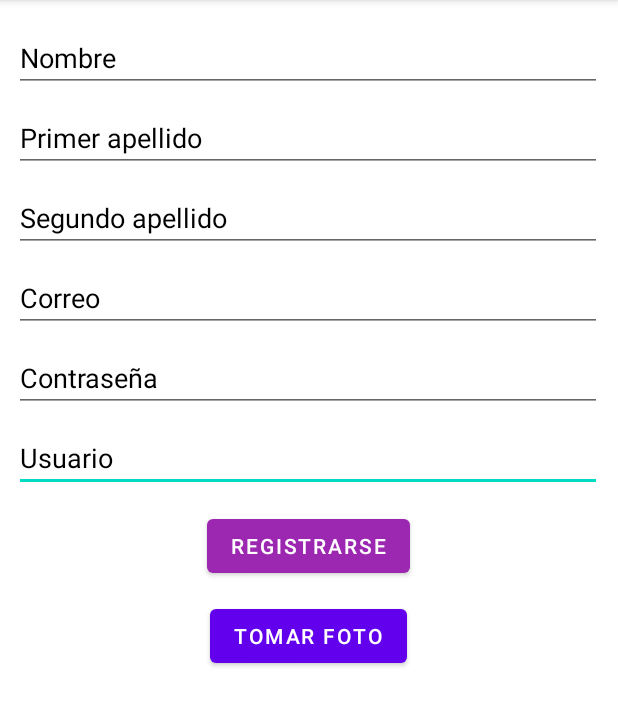
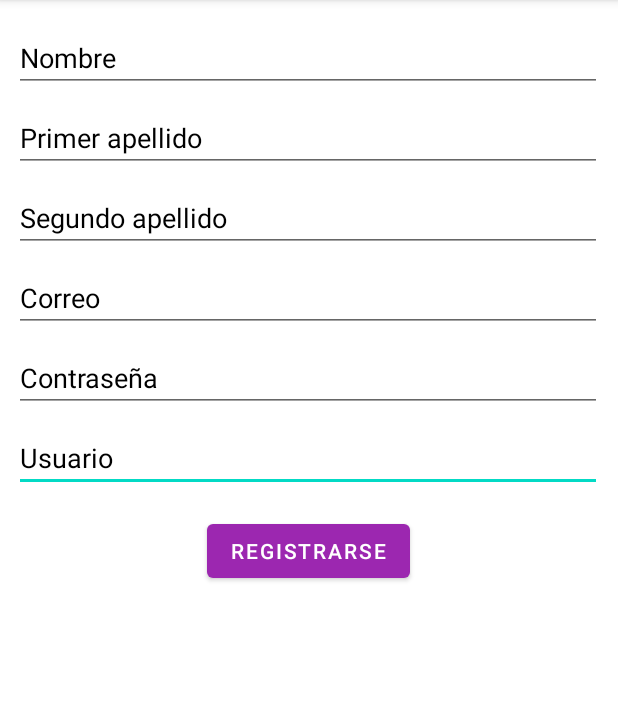
Before and after one commit to joselewis/ProyectoKotlin, an Android app: the RegistrarUsuario screen opened directly, with no data from a screen before it, on a phone screen of 412 x 824 dp, the part 84-810 px from its top. Run offline under Robolectric (Android 15) with nearby library versions, the phone set to English and light mode, and no system bars; our stand-ins replace Firebase (no records; nobody signed in at launch, a user with empty details on screens opened directly).

```diff
--- a/app/build.gradle
+++ b/app/build.gradle
@@ -38,7 +38,7 @@ android {
 }
 
 dependencies {
-    implementation 'com.google.firebase:firebase-database:19.2.1'
+    implementation 'com.google.firebase:firebase-database:20.0.1'
     implementation 'com.google.firebase:firebase-auth-ktx:21.0.1'
 
 
@@ -82,5 +82,4 @@ dependencies {
     implementation 'de.hdodenhof:circleimageview:3.1.0'
     implementation 'com.github.bumptech.glide:glide:4.12.0'
     annotationProcessor 'com.github.bumptech.glide:compiler:4.12.0'
-
 }
--- a/app/src/main/AndroidManifest.xml
+++ b/app/src/main/AndroidManifest.xml
@@ -3,6 +3,7 @@
     package="com.example.pruebateatro">
 
     <uses-permission android:name="android.permission.INTERNET" />
+
     <application
         android:allowBackup="true"
         android:icon="@mipmap/ic_launcher"
--- a/app/src/main/java/com/example/pruebateatro/RegistrarUsuario.kt
+++ b/app/src/main/java/com/example/pruebateatro/RegistrarUsuario.kt
@@ -4,24 +4,19 @@ import android.app.Application
 import android.content.Context
 import android.content.Intent
 import android.content.SharedPreferences
-import android.location.LocationManager
-import android.net.Uri
 import android.os.Bundle
 import android.text.TextUtils
-import android.util.Log
 import android.view.View
 import android.widget.EditText
 import android.widget.ProgressBar
 import android.widget.Toast
-import androidx.appcompat.app.AlertDialog
 import androidx.appcompat.app.AppCompatActivity
 import androidx.recyclerview.widget.RecyclerView
-import com.google.android.gms.location.FusedLocationProviderClient
 import com.google.firebase.auth.FirebaseAuth
 import com.google.firebase.auth.FirebaseUser
 import com.google.firebase.database.DatabaseReference
 import com.google.firebase.database.FirebaseDatabase
-import kotlinx.android.synthetic.main.item_layout.*
+import kotlinx.android.synthetic.main.recyclerv_item_calendar.*
 import kotlinx.android.synthetic.main.registro_usuario.*
 
 class RegistrarUsuario : AppCompatActivity() {
@@ -142,40 +137,4 @@ class RegistrarUsuario : AppCompatActivity() {
                 }
             }
     }
-////////////////////////////////////////////////MAPA Y CAMARA///////////////////////////////////////
-/*
-    private var locationManager : LocationManager? = null
-    private lateinit var fusedLocationClient: FusedLocationProviderClient
-
-    lateinit var mRecyclerView : RecyclerView
-    val mAdapter : adaperCamaraUbi = adaperCamaraUbi()
-
-    class Prefs (context: Context) {
-        val PREFS_NAME = "com.cursokotlin.sharedpreferences"
-        val SHARED_NAME = ""
-        val prefs: SharedPreferences = context.getSharedPreferences(PREFS_NAME, 0)
-
-        var name: String
-            get() = prefs.getString(SHARED_NAME, "")
-            set(value) = prefs.edit().putString(SHARED_NAME, value).apply()
-    }
-
-    private val PERMISSION_CODE = 1000;
-    private val IMAGE_CAPTURE_CODE = 1001
-    var image_uri: Uri? = null
-
-    class SharedApp : Application() {
-        companion object {
-            lateinit var fotos: MutableList<foto>
-            lateinit var prefs: Prefs
-
-        }
-
-        override fun onCreate() {
-            super.onCreate()
-            fotos = ArrayList()
-            prefs = Prefs(applicationContext)
-        }
-    }
- */
 }
--- a/app/src/main/java/com/example/pruebateatro/calendario.kt
+++ b/app/src/main/java/com/example/pruebateatro/calendario.kt
@@ -30,7 +30,6 @@ class calendario : AppCompatActivity() {
         calendarObras.setOnDateChangeListener { view, year, month, dayOfMonth ->
             var mes = month + 1
             obtenerObras(mes.toString(), year.toString(), dayOfMonth)
-
         }
         //mostrarDia()
     }
@@ -57,12 +56,12 @@ class calendario : AppCompatActivity() {
             runOnUiThread {
                 CapaDatos.SharedApp.diasdelmes = call.body()!!
 
-                    /*if (dia == 1){
+                if (dia == 1){
                     for (i in CapaDatos.SharedApp.diasdelmes) {
                             textViewFechaEvento.setText(
                                 textViewFechaEvento.text.toString() + i.DIA.toInt().toString() + "/" + i.MES.toInt().toString() + " , ")
                         }
-                    }*/
+                }
 
                 for (i in CapaDatos.SharedApp.diasdelmes) {
 
@@ -76,7 +75,6 @@ class calendario : AppCompatActivity() {
             }
         }
     }
-
 
     interface APIService {
         @POST("Calendario")
--- a/app/src/main/res/layout/registro_usuario.xml
+++ b/app/src/main/res/layout/registro_usuario.xml
@@ -70,10 +70,12 @@
         android:text="Registrarse"
         android:textColor="#FFFFFF"
         app:backgroundTint="#9C27B0"
+        app:layout_constraintBottom_toBottomOf="parent"
         app:layout_constraintEnd_toEndOf="parent"
         app:layout_constraintHorizontal_bias="0.498"
         app:layout_constraintStart_toStartOf="parent"
-        app:layout_constraintTop_toBottomOf="@+id/txtRegistroNombreUsuario" />
+        app:layout_constraintTop_toBottomOf="@+id/txtRegistroNombreUsuario"
+        app:layout_constraintVertical_bias="0.008" />
 
     <EditText
         android:id="@+id/txtRegistroApellido"
@@ -117,15 +119,4 @@
         app:layout_constraintTop_toBottomOf="@+id/buttonRegistrarNuevo"
         app:layout_constraintVertical_bias="0.058" />
 
-    <Button
-        android:id="@+id/buttonTomarFoto"
-        android:layout_width="wrap_content"
-        android:layout_height="wrap_content"
-        android:layout_marginTop="12dp"
-        android:text="Tomar Foto"
-        app:layout_constraintEnd_toEndOf="parent"
-        app:layout_constraintHorizontal_bias="0.498"
-        app:layout_constraintStart_toStartOf="parent"
-        app:layout_constraintTop_toBottomOf="@+id/buttonRegistrarNuevo" />
-
 </androidx.constraintlayout.widget.ConstraintLayout>
```
Also changed, not shown: app/src/main/java/com/example/pruebateatro/CapaDatos.kt (+3 -13 lines), app/src/main/java/com/example/pruebateatro/PaginaPrincipal.kt (+30 -14 lines), app/src/main/java/com/example/pruebateatro/adaperCamaraUbi.kt (deleted, +0 -95 lines), app/src/main/java/com/example/pruebateatro/adapter.kt (+3 -5 lines), app/src/main/res/layout/item_recycler.xml (deleted, +0 -64 lines), app/src/main/res/layout/recycler.xml (+37 -36 lines), app/src/main/res/layout/recyclerv_item_calendar.xml (renamed from app/src/main/res/layout/item_layout.xml, +17 -20 lines), app/src/main/res/drawable-v24/sweetblackcat.png (added). Lines whose indentation alone changed are shown as unchanged.
